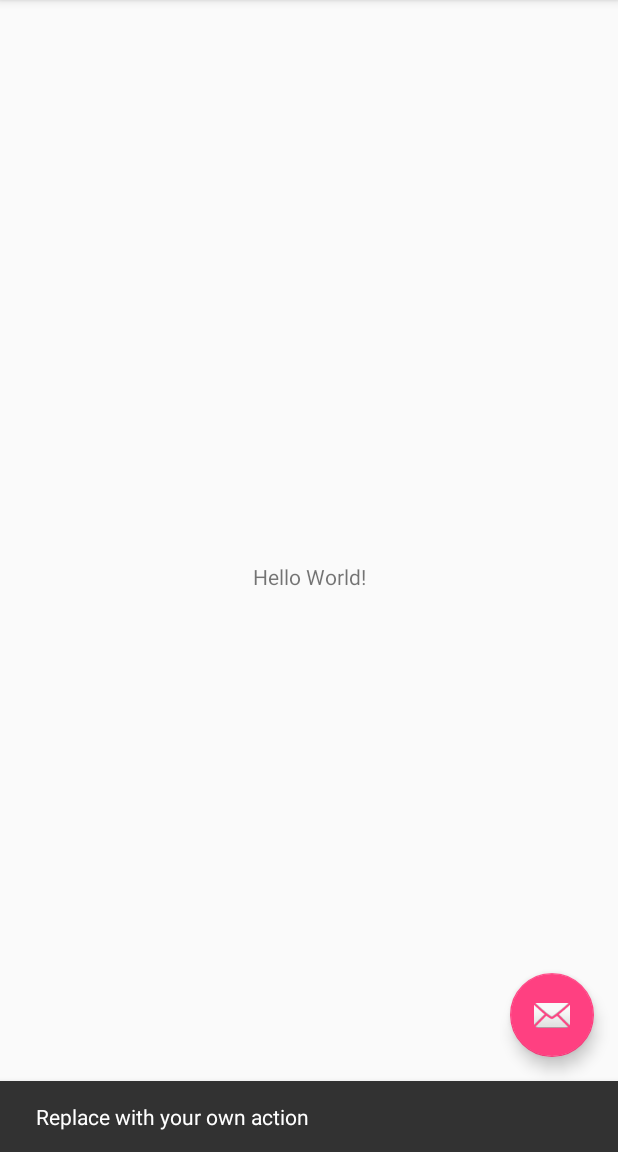
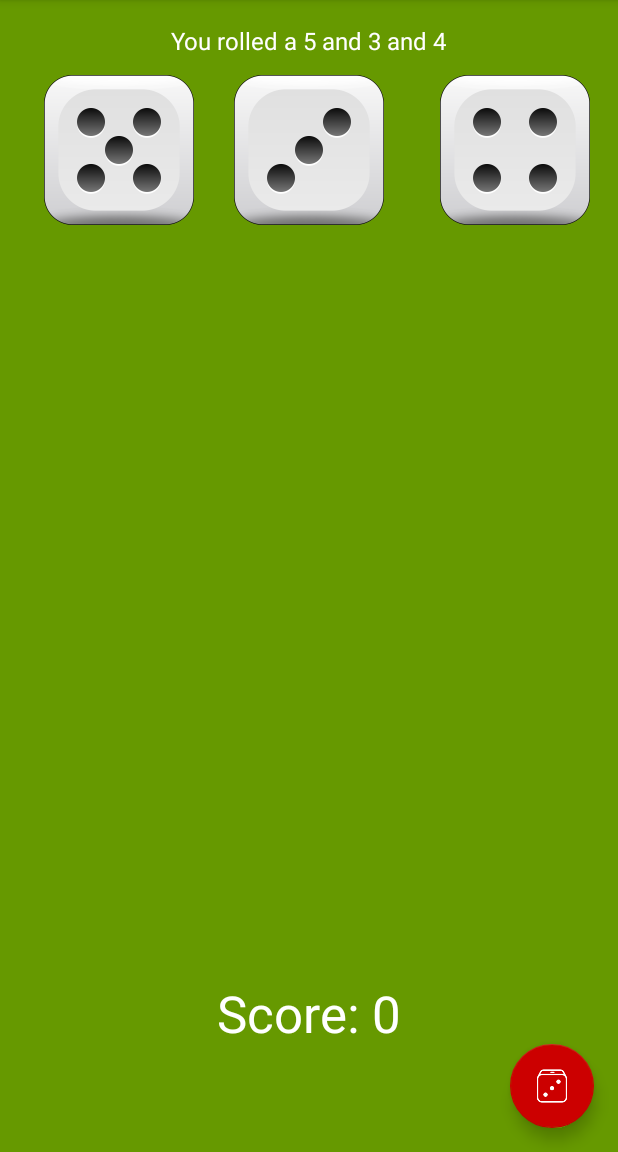
Before and after one commit to toma3490/Dice-Game, an Android app: the screen it shows after launch (MainActivity), after a tap on an icon or button, on a phone screen of 412 x 824 dp, the part 84-1236 px from its top. Run offline under Robolectric (Android 15) with nearby library versions, the phone set to English and light mode, and no system bars.

Commit message:
Added images and primitive logic

```diff
--- a/app/src/main/AndroidManifest.xml
+++ b/app/src/main/AndroidManifest.xml
@@ -10,7 +10,7 @@
         android:supportsRtl="true"
         android:theme="@style/AppTheme">
         <activity
-            android:name=".MainActivity"
+            android:name=".activities.MainActivity"
             android:label="@string/app_name"
             android:theme="@style/AppTheme.NoActionBar">
             <intent-filter>
--- a/app/src/main/java/com/toma/dicegame/MainActivity.java
+++ /dev/null
@@ -1,52 +0,0 @@
-package com.toma.dicegame;
-
-import android.os.Bundle;
-import android.support.design.widget.FloatingActionButton;
-import android.support.design.widget.Snackbar;
-import android.support.v7.app.AppCompatActivity;
-import android.support.v7.widget.Toolbar;
-import android.view.View;
-import android.view.Menu;
-import android.view.MenuItem;
-
-public class MainActivity extends AppCompatActivity {
-
-    @Override
-    protected void onCreate(Bundle savedInstanceState) {
-        super.onCreate(savedInstanceState);
-        setContentView(R.layout.activity_main);
-        Toolbar toolbar = findViewById(R.id.toolbar);
-        setSupportActionBar(toolbar);
-
-        FloatingActionButton fab = findViewById(R.id.fab);
-        fab.setOnClickListener(new View.OnClickListener() {
-            @Override
-            public void onClick(View view) {
-                Snackbar.make(view, "Replace with your own action", Snackbar.LENGTH_LONG)
-                        .setAction("Action", null).show();
-            }
-        });
-    }
-
-    @Override
-    public boolean onCreateOptionsMenu(Menu menu) {
-        // Inflate the menu; this adds items to the action bar if it is present.
-        getMenuInflater().inflate(R.menu.menu_main, menu);
-        return true;
-    }
-
-    @Override
-    public boolean onOptionsItemSelected(MenuItem item) {
-        // Handle action bar item clicks here. The action bar will
-        // automatically handle clicks on the Home/Up button, so long
-        // as you specify a parent activity in AndroidManifest.xml.
-        int id = item.getItemId();
-
-        //noinspection SimplifiableIfStatement
-        if (id == R.id.action_settings) {
-            return true;
-        }
-
-        return super.onOptionsItemSelected(item);
-    }
-}
--- /dev/null
+++ b/app/src/main/java/com/toma/dicegame/activities/MainActivity.java
@@ -0,0 +1,123 @@
+package com.toma.dicegame.activities;
+
+import android.graphics.drawable.Drawable;
+import android.os.Bundle;
+import android.support.design.widget.FloatingActionButton;
+import android.support.v7.app.AppCompatActivity;
+import android.support.v7.widget.Toolbar;
+import android.view.Menu;
+import android.view.MenuItem;
+import android.view.View;
+import android.widget.ImageView;
+import android.widget.TextView;
+
+import com.toma.dicegame.R;
+
+import java.io.IOException;
+import java.io.InputStream;
+import java.util.ArrayList;
+import java.util.List;
+import java.util.Random;
+
+import static com.toma.dicegame.utils.Constants.MAX_DICE_VALUE;
+
+public class MainActivity extends AppCompatActivity {
+
+    private TextView rollResult;
+    private TextView totalScore;
+    private ImageView dice1Image;
+    private ImageView dice2Image;
+    private ImageView dice3Image;
+    private ArrayList<ImageView> diceImages;
+    private int dice1, dice2, dice3;
+    private int score;
+    private List<Integer> dice;
+    private Random random;
+
+    @Override
+    protected void onCreate(Bundle savedInstanceState) {
+        super.onCreate(savedInstanceState);
+        setContentView(R.layout.activity_main);
+        Toolbar toolbar = findViewById(R.id.toolbar);
+        setSupportActionBar(toolbar);
+
+        FloatingActionButton fab = findViewById(R.id.fab);
+        fab.setOnClickListener(rollDice);
+
+        rollResult = findViewById(R.id.result_tv);
+        totalScore = findViewById(R.id.score_tv);
+
+        dice1Image = findViewById(R.id.dice_1_iv);
+        dice2Image = findViewById(R.id.dice_2_iv);
+        dice3Image = findViewById(R.id.dice_3_iv);
+
+        diceImages = new ArrayList<>();
+
+        diceImages.add(dice1Image);
+        diceImages.add(dice2Image);
+        diceImages.add(dice3Image);
+
+        dice = new ArrayList<>();
+
+        score = 0;
+
+        random = new Random();
+    }
+
+    @Override
+    public boolean onCreateOptionsMenu(Menu menu) {
+        // Inflate the menu; this adds items to the action bar if it is present.
+        getMenuInflater().inflate(R.menu.menu_main, menu);
+        return true;
+    }
+
+    @Override
+    public boolean onOptionsItemSelected(MenuItem item) {
+        // Handle action bar item clicks here. The action bar will
+        // automatically handle clicks on the Home/Up button, so long
+        // as you specify a parent activity in AndroidManifest.xml.
+        int id = item.getItemId();
+
+        //noinspection SimplifiableIfStatement
+        if (id == R.id.action_settings) {
+            return true;
+        }
+
+        return super.onOptionsItemSelected(item);
+    }
+
+    View.OnClickListener rollDice = new View.OnClickListener() {
+        @Override
+        public void onClick(View v) {
+            dice1 = throwDice();
+            dice2 = throwDice();
+            dice3 = throwDice();
+
+            dice.clear();
+            dice.add(dice1);
+            dice.add(dice2);
+            dice.add(dice3);
+
+            for (int dieOfSet = 0; dieOfSet < 3; dieOfSet++) {
+                String imageName = "die" + dice.get(dieOfSet) + ".png";
+
+                try {
+                    InputStream stream = getAssets().open(imageName);
+                    Drawable drawable = Drawable.createFromStream(stream,null);
+                    diceImages.get(dieOfSet).setImageDrawable(drawable);
+                } catch (IOException e) {
+                    e.printStackTrace();
+                }
+            }
+
+            String msg = "You rolled a " + dice1 + " and " + dice2 + " and " + dice3;
+            rollResult.setText(msg);
+
+
+        }
+    };
+
+    private int throwDice (){
+        return random.nextInt(MAX_DICE_VALUE) + 1;
+    }
+}
--- /dev/null
+++ b/app/src/main/java/com/toma/dicegame/utils/Constants.java
@@ -0,0 +1,10 @@
+package com.toma.dicegame.utils;
+
+/**
+ * Created by toma on 13.02.18.
+ */
+
+public class Constants {
+
+    public static final int MAX_DICE_VALUE = 6;
+}
--- a/app/src/main/res/layout/activity_main.xml
+++ b/app/src/main/res/layout/activity_main.xml
@@ -5,7 +5,7 @@
     xmlns:tools="http://schemas.android.com/tools"
     android:layout_width="match_parent"
     android:layout_height="match_parent"
-    tools:context="com.toma.dicegame.MainActivity">
+    tools:context="com.toma.dicegame.activities.MainActivity">
 
     <android.support.design.widget.AppBarLayout
         android:layout_width="match_parent"
@@ -21,7 +21,9 @@
 
     </android.support.design.widget.AppBarLayout>
 
-    <include layout="@layout/content_main"/>
+    <include
+        android:id="@+id/include"
+        layout="@layout/content_main"/>
 
     <android.support.design.widget.FloatingActionButton
         android:id="@+id/fab"
@@ -29,6 +31,10 @@
         android:layout_height="wrap_content"
         android:layout_gravity="bottom|end"
         android:layout_margin="@dimen/fab_margin"
+        android:src="@drawable/dice_100px"
+        app:backgroundTint="@android:color/holo_red_dark"
+        app:layout_anchor="@+id/include"
+        app:layout_anchorGravity="right|bottom"
         app:srcCompat="@android:drawable/ic_dialog_email"/>
 
 </android.support.design.widget.CoordinatorLayout>
--- a/app/src/main/res/layout/content_main.xml
+++ b/app/src/main/res/layout/content_main.xml
@@ -5,17 +5,93 @@
     xmlns:tools="http://schemas.android.com/tools"
     android:layout_width="match_parent"
     android:layout_height="match_parent"
+    android:background="@android:color/holo_green_dark"
     app:layout_behavior="@string/appbar_scrolling_view_behavior"
-    tools:context="com.toma.dicegame.MainActivity"
+    tools:context="com.toma.dicegame.activities.MainActivity"
     tools:showIn="@layout/activity_main">
 
     <TextView
+        android:id="@+id/result_tv"
         android:layout_width="wrap_content"
         android:layout_height="wrap_content"
-        android:text="Hello World!"
-        app:layout_constraintBottom_toBottomOf="parent"
+        android:layout_marginEnd="8dp"
+        android:layout_marginStart="8dp"
+        android:layout_marginTop="16dp"
+        android:text="@string/msg_to_user"
+        android:textColor="@android:color/white"
+        android:textSize="16sp"
+        app:layout_constraintEnd_toEndOf="parent"
         app:layout_constraintLeft_toLeftOf="parent"
         app:layout_constraintRight_toRightOf="parent"
+        app:layout_constraintStart_toStartOf="parent"
         app:layout_constraintTop_toTopOf="parent"/>
 
+    <android.support.constraint.Guideline
+        android:id="@+id/guideline3"
+        android:layout_width="wrap_content"
+        android:layout_height="wrap_content"
+        android:orientation="vertical"
+        app:layout_constraintGuide_percent="0.333333"/>
+
+    <android.support.constraint.Guideline
+        android:id="@+id/guideline4"
+        android:layout_width="wrap_content"
+        android:layout_height="wrap_content"
+        android:orientation="vertical"
+        app:layout_constraintGuide_percent="0.666666"/>
+
+    <ImageView
+        android:id="@+id/dice_1_iv"
+        android:layout_width="100dp"
+        android:layout_height="100dp"
+        android:layout_marginEnd="8dp"
+        android:layout_marginTop="50dp"
+        android:contentDescription="@string/dice_1_image_description"
+        app:layout_constraintEnd_toStartOf="@+id/guideline3"
+        app:layout_constraintLeft_toLeftOf="parent"
+        app:layout_constraintTop_toTopOf="parent"
+        app:srcCompat="@drawable/die1"/>
+
+    <ImageView
+        android:id="@+id/dice_2_iv"
+        android:layout_width="100dp"
+        android:layout_height="100dp"
+        android:layout_marginEnd="8dp"
+        android:layout_marginStart="8dp"
+        android:layout_marginTop="50dp"
+        android:contentDescription="@string/dice_2_image_description"
+        app:layout_constraintEnd_toStartOf="@+id/guideline4"
+        app:layout_constraintStart_toStartOf="@+id/guideline3"
+        app:layout_constraintTop_toTopOf="parent"
+        app:srcCompat="@drawable/die1"/>
+
+    <ImageView
+        android:id="@+id/dice_3_iv"
+        android:layout_width="100dp"
+        android:layout_height="100dp"
+        android:layout_marginEnd="8dp"
+        android:layout_marginStart="8dp"
+        android:layout_marginTop="50dp"
+        android:contentDescription="@string/dice_3_image_description"
+        app:layout_constraintEnd_toEndOf="parent"
+        app:layout_constraintStart_toStartOf="@+id/guideline4"
+        app:layout_constraintTop_toTopOf="parent"
+        app:srcCompat="@drawable/die1"/>
+
+    <TextView
+        android:id="@+id/score_tv"
+        android:layout_width="wrap_content"
+        android:layout_height="wrap_content"
+        android:layout_marginBottom="70dp"
+        android:layout_marginEnd="8dp"
+        android:layout_marginStart="8dp"
+        android:text="@string/score"
+        android:textAppearance="@style/TextAppearance.AppCompat.Display1"
+        android:textColor="@android:color/white"
+        app:layout_constraintBottom_toBottomOf="parent"
+        app:layout_constraintEnd_toEndOf="parent"
+        app:layout_constraintLeft_toLeftOf="parent"
+        app:layout_constraintRight_toRightOf="parent"
+        app:layout_constraintStart_toStartOf="parent"/>
+
 </android.support.constraint.ConstraintLayout>
--- a/app/src/main/res/menu/menu_main.xml
+++ b/app/src/main/res/menu/menu_main.xml
@@ -1,7 +1,7 @@
 <menu xmlns:android="http://schemas.android.com/apk/res/android"
       xmlns:app="http://schemas.android.com/apk/res-auto"
       xmlns:tools="http://schemas.android.com/tools"
-      tools:context="com.toma.dicegame.MainActivity">
+      tools:context="com.toma.dicegame.activities.MainActivity">
     <item
         android:id="@+id/action_settings"
         android:orderInCategory="100"
--- a/app/src/main/res/values/strings.xml
+++ b/app/src/main/res/values/strings.xml
@@ -1,4 +1,9 @@
 <resources>
     <string name="app_name">Dice Game</string>
     <string name="action_settings">Settings</string>
+    <string name="dice_1_image_description">Dice 1 image</string>
+    <string name="dice_2_image_description">Dice 2 image</string>
+    <string name="dice_3_image_description">Dice 3 image</string>
+    <string name="msg_to_user">Let\'s play!</string>
+    <string name="score">Score: 0</string>
 </resources>
```
Also changed, not shown: app/src/main/assets/die1.png (added), app/src/main/assets/die2.png (added), app/src/main/assets/die3.png (added), app/src/main/assets/die4.png (added), app/src/main/assets/die5.png (added), app/src/main/assets/die6.png (added), app/src/main/res/drawable-hdpi/die1.png (added), app/src/main/res/drawable-mdpi/die1.png (added), app/src/main/res/drawable-xhdpi/die1.png (added), app/src/main/res/drawable-xxhdpi/die1.png (added), app/src/main/res/drawable-xxxhdpi/die1.png (added), app/src/main/res/drawable/dice_100px.png (added).
